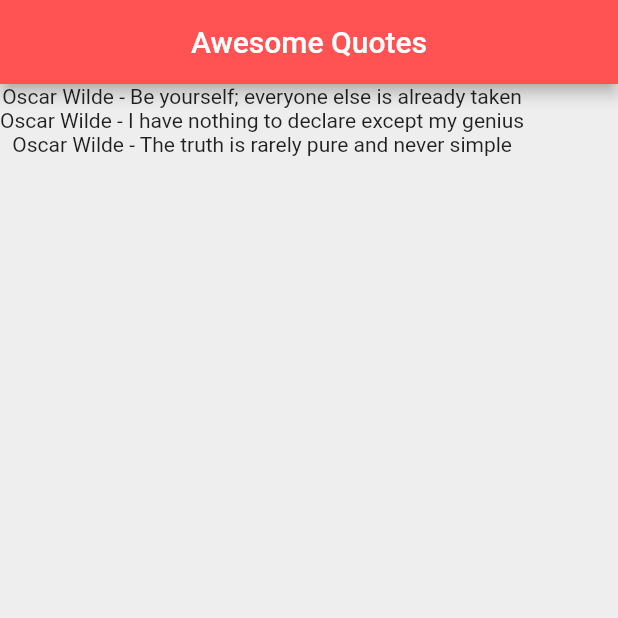
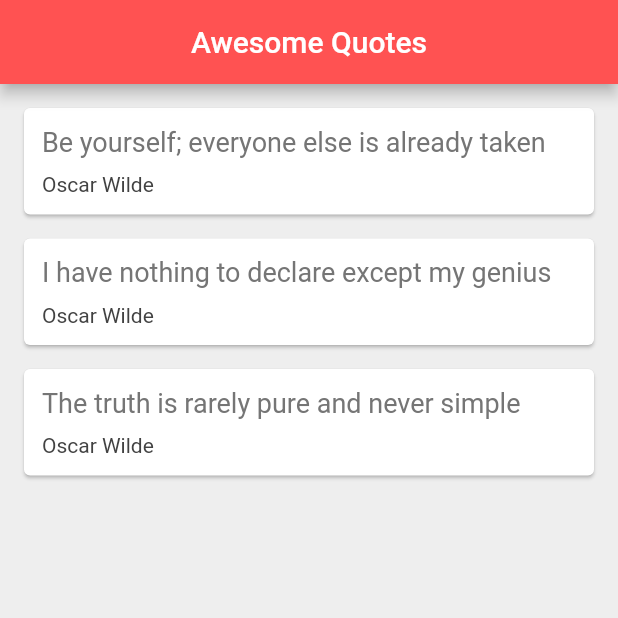
Before and after one commit to jasonyapri/flutter-hello-id, a Flutter app: the screen it shows after launch, on a phone screen of 412 x 824 dp, the top half of it. Run offline on Flutter 3.47's test engine with Material 2 defaults, Android fonts, the phone set to English and light mode, and no system bars.

Commit message:
Cards (#19)

```diff
--- a/lib/main.dart
+++ b/lib/main.dart
@@ -19,6 +19,36 @@
     Quote(author: 'Oscar Wilde' , quote: 'The truth is rarely pure and never simple'),
   ];
 
+  Widget quoteTemplate(quote) {
+    return Card(
+      margin: EdgeInsets.fromLTRB(16.0, 16.0, 16.0, 0.0),
+      child: Padding(
+        padding: const EdgeInsets.all(12.0),
+        child: Column(
+          crossAxisAlignment: CrossAxisAlignment.stretch,
+          children: [
+            Text(
+              quote.quote,
+              style: TextStyle(
+                fontSize: 18.0,
+                color: Colors.grey[600]
+              ),
+            ),
+            SizedBox(height: 10.0),
+            Text(
+              quote.author
+              ,
+              style: TextStyle(
+                  fontSize: 14.0,
+                  color: Colors.grey[800]
+              ),
+            ),
+          ],
+        ),
+      ),
+    );
+  }
+
   @override
   Widget build(BuildContext context) {
     return Scaffold(
@@ -29,7 +59,7 @@
         backgroundColor: Colors.redAccent,
       ),
       body: Column(
-        children: quotes.map((quote) => Text('${quote.author} - ${quote.quote}')).toList(),
+        children: quotes.map((quote) => quoteTemplate(quote)).toList(),
       ),
     );
   }
```
